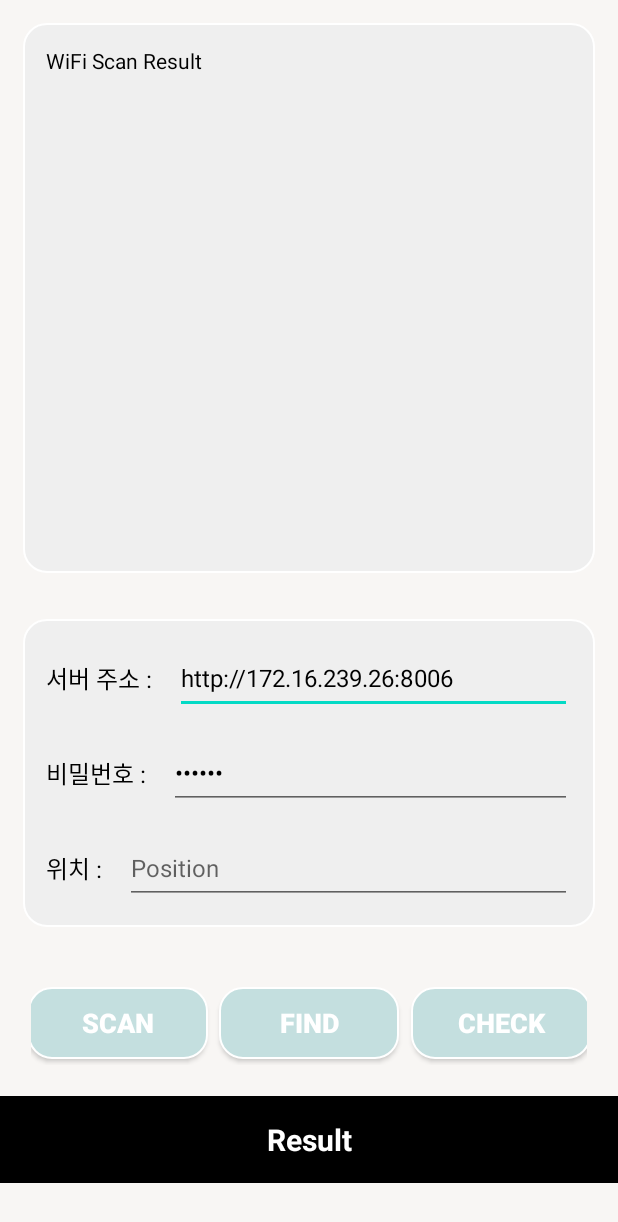
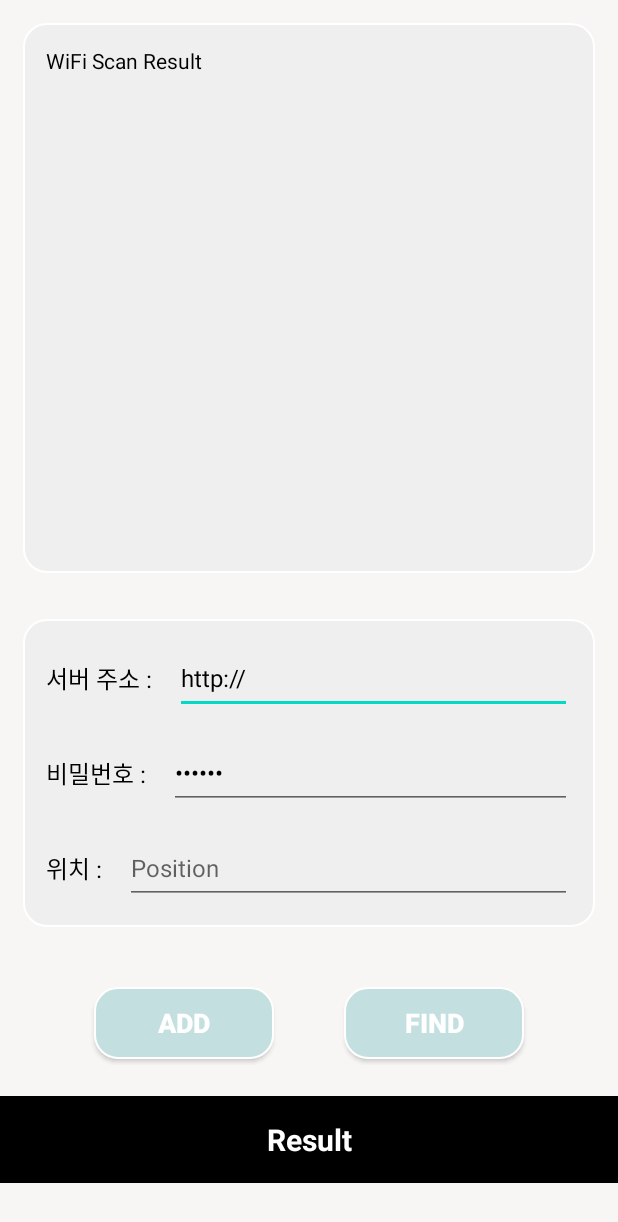
Before and after one commit to youhyunwoo99/IoT-TermProject, an Android app: the screen it shows after launch (MainActivity), on a phone screen of 412 x 824 dp. Shown: the top 1222 px of the screen. Run offline under Robolectric (Android 15) with nearby library versions, the phone set to English and light mode, and no system bars; our stand-ins replace Volley.

```diff
--- a/WiFi_positioning_IoT/app/src/main/res/layout/activity_main.xml
+++ b/WiFi_positioning_IoT/app/src/main/res/layout/activity_main.xml
@@ -44,7 +44,7 @@
             android:minHeight="48dp"
             android:textSize="16sp"
             android:inputType="textUri"
-            android:text="http://172.16.239.26:8006"
+            android:text="http://"
             android:textColor="@color/black"
             app:layout_constraintBottom_toTopOf="@id/userNameInput"
             app:layout_constraintTop_toTopOf="parent"
@@ -168,7 +168,7 @@
         android:layout_margin="4dp"
         android:paddingStart="20dp"
         android:paddingEnd="20dp"
-        android:text="SCAN"
+        android:text="ADD"
         android:textColor="@color/white"
         android:textSize="18sp"
         android:textStyle="bold"
@@ -193,27 +193,10 @@
         android:textSize="18sp"
         app:layout_constraintTop_toTopOf="parent"
         app:layout_constraintBottom_toBottomOf="parent"
-        app:layout_constraintEnd_toStartOf="@id/button3"
+        app:layout_constraintEnd_toEndOf="parent"
         app:layout_constraintStart_toEndOf="@id/button" />
 
-    <androidx.appcompat.widget.AppCompatButton
-        android:id="@+id/button3"
-        android:layout_width="120dp"
-        android:layout_height="wrap_content"
-        android:background="@drawable/round_button"
-        android:paddingStart="20dp"
-        android:paddingEnd="20dp"
-        android:layout_margin="4dp"
 
-        android:text="CHECK"
-        android:textColor="@color/white"
-        android:textSize="18sp"
-        android:textStyle="bold"
-        app:layout_constraintBottom_toBottomOf="parent"
-        app:layout_constraintEnd_toEndOf="parent"
-        app:layout_constraintStart_toEndOf="@id/button2"
-        app:layout_constraintTop_toTopOf="parent"
-        />
     </androidx.constraintlayout.widget.ConstraintLayout>
 
 </androidx.constraintlayout.widget.ConstraintLayout>
```
Also changed, not shown: WiFi_positioning_IoT/app/src/main/java/com/gachon/wifi_positioning_iot/MainActivity.java (+9 -87 lines).
